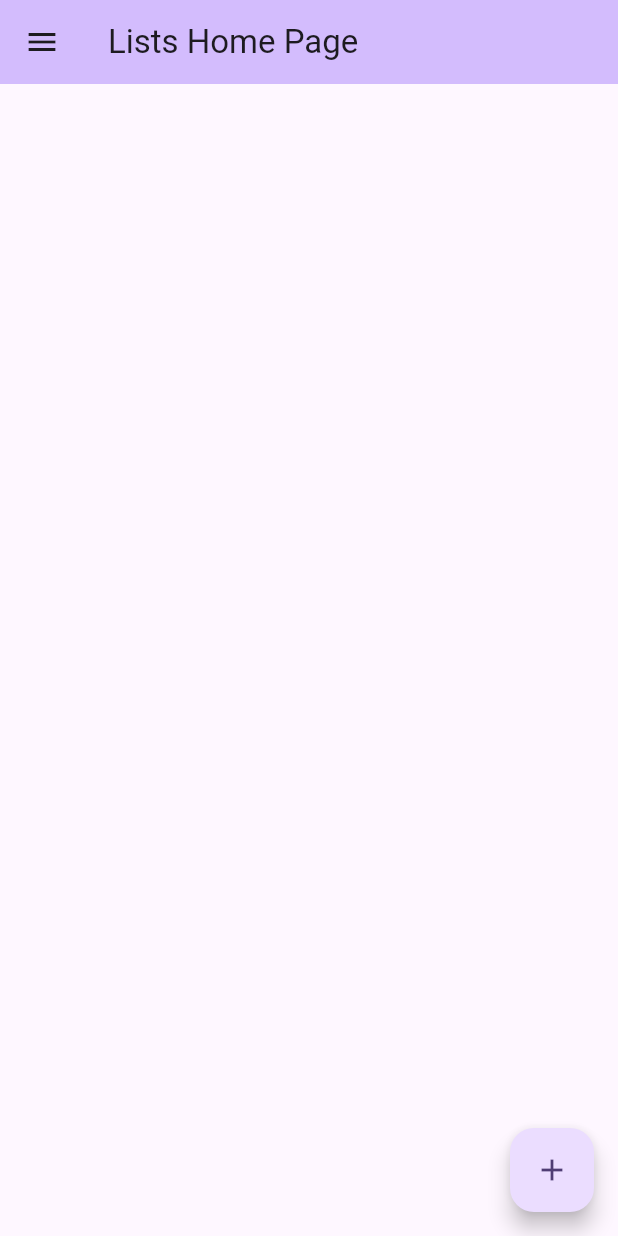
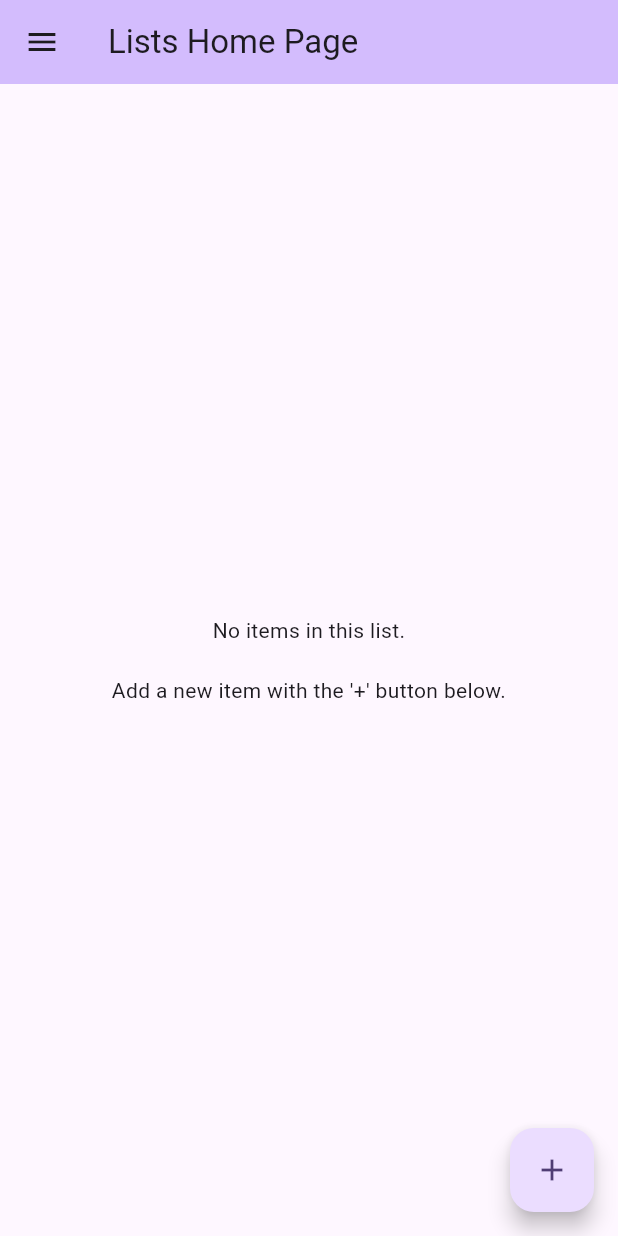
Before and after one commit to arroyoAle/foood, a Flutter app: the ListsHomePage screen opened by its route, on a phone screen of 412 x 824 dp. Run offline on Flutter 3.47's test engine with Material 3 defaults, Android fonts, the phone set to English and light mode, and no system bars; generated files the repository leaves out were written again.

Commit message:
handling an empty list

```diff
--- a/lib/pages/lists.dart
+++ b/lib/pages/lists.dart
@@ -15,7 +15,6 @@ class ListsHomePage extends StatefulWidget {
 class _ListsHomePageState extends State<ListsHomePage> {
   final ShoppingListManager _shoppingListManager = ShoppingListManager();
   late Future<void> _loadingFuture;
-  // ShoppingList shoppingList = ShoppingListManager().shoppingList;
 
   @override
   void initState() {
@@ -55,6 +54,14 @@ class _ListsHomePageState extends State<ListsHomePage> {
           // Now it's safe to access the shopping list from the manager
           final shoppingList = _shoppingListManager.shoppingList;
 
+          if (shoppingList.items.isEmpty) {
+            return const Center(
+              child: Text(
+                "No items in this list. \n\nAdd a new item with the '+' button below.",
+                textAlign: TextAlign.center,
+              ),
+            );
+          } else {
             return ListView.builder(
               itemCount: shoppingList.items.length,
               itemBuilder: (context, index) =>
@@ -63,7 +70,8 @@ class _ListsHomePageState extends State<ListsHomePage> {
                     value: shoppingList.items[index].selected,
                     title: Text(shoppingList.items[index].name),
                     secondary: Text(
-                          '${shoppingList.items[index].quantity} ${shoppingList
+                        '${shoppingList.items[index]
+                            .quantity} ${shoppingList
                             .items[index].units}'),
                     onChanged: (bool? value) {
                       setState(() {
@@ -74,6 +82,7 @@ class _ListsHomePageState extends State<ListsHomePage> {
                   ),
                 ),
             );
+          }
         },
       ),
       floatingActionButton: FloatingActionButton(
```
Lines whose indentation alone changed are shown as unchanged.
